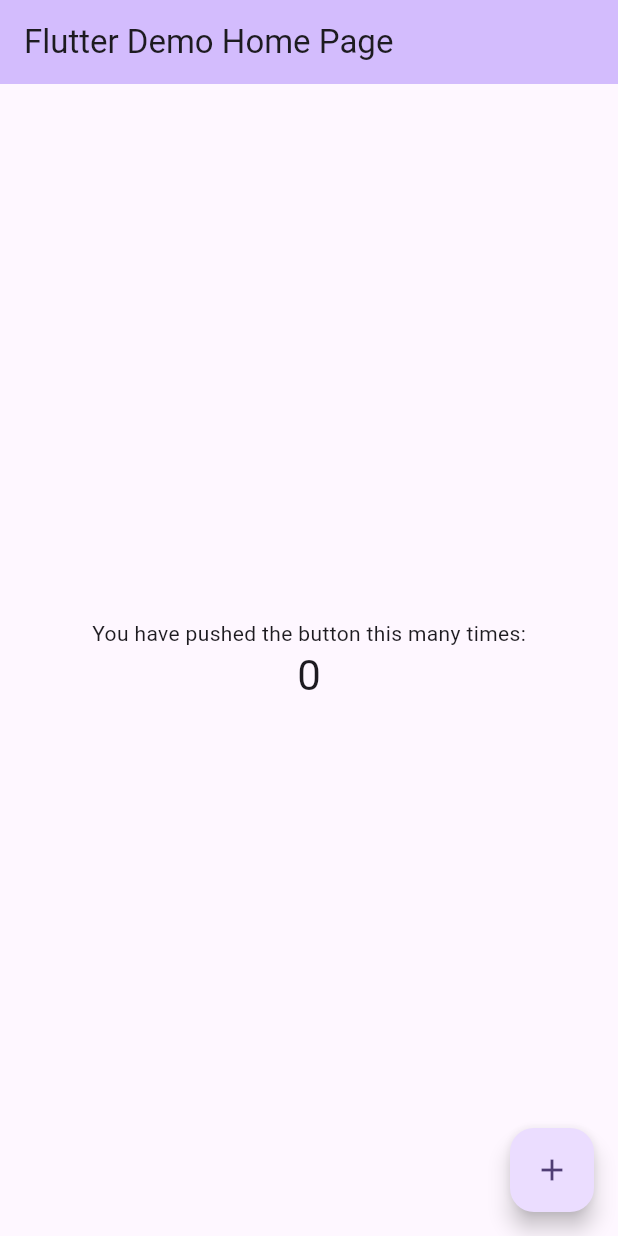
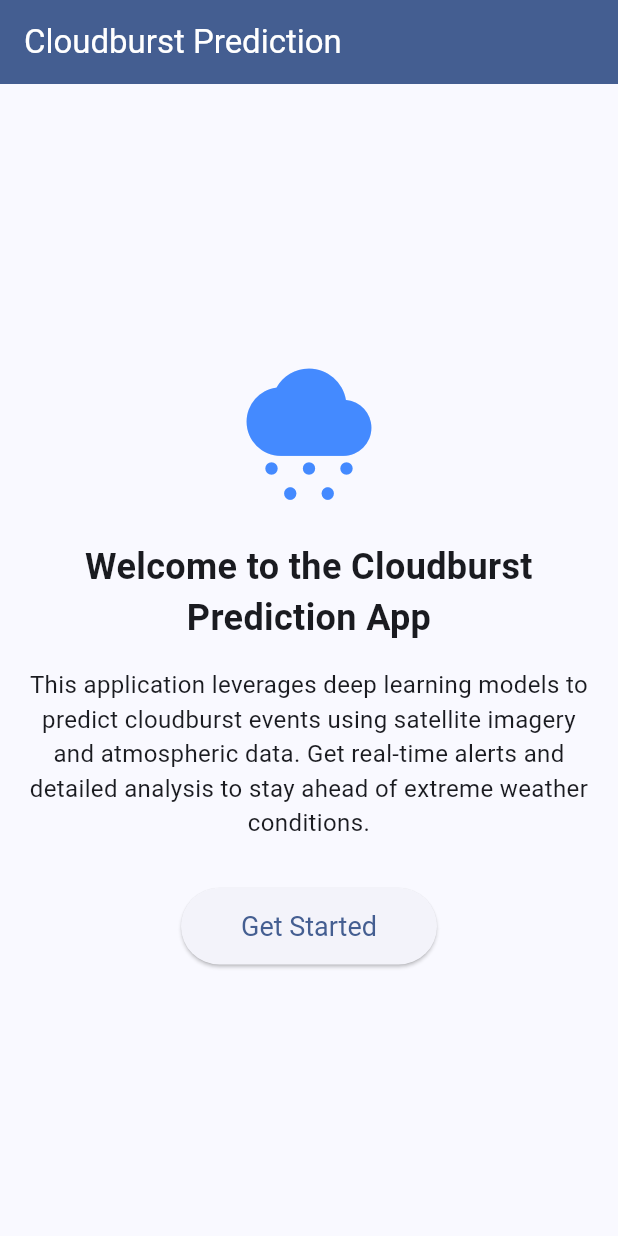
Before and after one commit to could-ai/019a9556-b2dd-7d8b-a24e-dc9f6fe04202, a Flutter app: the screen it shows after launch, on a phone screen of 412 x 824 dp. Run offline on Flutter 3.47's test engine with Material 3 defaults, Android fonts, the phone set to English and light mode, and no system bars.

Commit message:
I have updated the main application file to launch the new WelcomeScreen as the initial screen. The MaterialApp widget has been configured with a title "Cloudburst Prediction" and a blue color scheme to establish a consistent theme. I also removed the default counter application to make way for the new user interface.; I have created a new welcome screen for the Cloudburst Prediction application. This screen provides users with an introduction to the app's purpose, featuring an icon, a welcome message, and a brief description of its functionality. I also included a "Get Started" button that will be used for navigating to the main application area in a future update.

```diff
--- a/usr/lib/main.dart
+++ b/usr/lib/main.dart
@@ -1,4 +1,5 @@
 import 'package:flutter/material.dart';
+import 'package:couldai_user_app/screens/welcome_screen.dart';
 
 void main() {
   runApp(const MyApp());
@@ -7,114 +8,16 @@ void main() {
 class MyApp extends StatelessWidget {
   const MyApp({super.key});
 
-  // This widget is the root of your application.
   @override
   Widget build(BuildContext context) {
     return MaterialApp(
-      title: 'Flutter Demo',
+      title: 'Cloudburst Prediction',
       debugShowCheckedModeBanner: false,
       theme: ThemeData(
-        // This is the theme of your application.
-        //
-        // TRY THIS: Try running your application with "flutter run". You'll see
-        // the application has a purple toolbar. Then, without quitting the app,
-        // try changing the seedColor in the colorScheme below to Colors.green
-        // and then invoke "hot reload" (save your changes or press the "hot
-        // reload" button in a Flutter-supported IDE, or press "r" if you used
-        // the command line to start the app).
-        //
-        // Notice that the counter didn't reset back to zero; the application
-        // state is not lost during the reload. To reset the state, use hot
-        // restart instead.
-        //
-        // This works for code too, not just values: Most code changes can be
-        // tested with just a hot reload.
-        colorScheme: ColorScheme.fromSeed(seedColor: Colors.deepPurple),
+        colorScheme: ColorScheme.fromSeed(seedColor: Colors.blueAccent),
+        useMaterial3: true,
       ),
-      home: const MyHomePage(title: 'Flutter Demo Home Page'),
+      home: const WelcomeScreen(),
     );
   }
 }
-
-class MyHomePage extends StatefulWidget {
-  const MyHomePage({super.key, required this.title});
-
-  // This widget is the home page of your application. It is stateful, meaning
-  // that it has a State object (defined below) that contains fields that affect
-  // how it looks.
-
-  // This class is the configuration for the state. It holds the values (in this
-  // case the title) provided by the parent (in this case the App widget) and
-  // used by the build method of the State. Fields in a Widget subclass are
-  // always marked "final".
-
-  final String title;
-
-  @override
-  State<MyHomePage> createState() => _MyHomePageState();
-}
-
-class _MyHomePageState extends State<MyHomePage> {
-  int _counter = 0;
-
-  void _incrementCounter() {
-    setState(() {
-      // This call to setState tells the Flutter framework that something has
-      // changed in this State, which causes it to rerun the build method below
-      // so that the display can reflect the updated values. If we changed
-      // _counter without calling setState(), then the build method would not be
-      // called again, and so nothing would appear to happen.
-      _counter++;
-    });
-  }
-
-  @override
-  Widget build(BuildContext context) {
-    // This method is rerun every time setState is called, for instance as done
-    // by the _incrementCounter method above.
-    //
-    // The Flutter framework has been optimized to make rerunning build methods
-    // fast, so that you can just rebuild anything that needs updating rather
-    // than having to individually change instances of widgets.
-    return Scaffold(
-      appBar: AppBar(
-        // TRY THIS: Try changing the color here to a specific color (to
-        // Colors.amber, perhaps?) and trigger a hot reload to see the AppBar
-        // change color while the other colors stay the same.
-        backgroundColor: Theme.of(context).colorScheme.inversePrimary,
-        // Here we take the value from the MyHomePage object that was created by
-        // the App.build method, and use it to set our appbar title.
-        title: Text(widget.title),
-      ),
-      body: Center(
-        // Center is a layout widget. It takes a single child and positions it
-        // in the middle of the parent.
-        child: Column(
-          // Column is also a layout widget. It takes a list of children and
-          // arranges them vertically. By default, it sizes itself to fit its
-          // children horizontally, and tries to be as tall as its parent.
-          //
-          // Column has various properties to control how it sizes itself and
-          // how it positions its children. Here we use mainAxisAlignment to
-          // center the children vertically; the main axis here is the vertical
-          // axis because Columns are vertical (the cross axis would be
-          // horizontal).
-          //
-          // TRY THIS: Invoke "debug painting" (choose the "Toggle Debug Paint"
-          // action in the IDE, or press "p" in the console), to see the
-          // wireframe for each widget.
-          mainAxisAlignment: MainAxisAlignment.center,
-          children: <Widget>[
-            const Text('You have pushed the button this many times:'),
-            Text('$_counter', style: Theme.of(context).textTheme.headlineMedium),
-          ],
-        ),
-      ),
-      floatingActionButton: FloatingActionButton(
-        onPressed: _incrementCounter,
-        tooltip: 'Increment',
-        child: const Icon(Icons.add),
-      ), // This trailing comma makes auto-formatting nicer for build methods.
-    );
-  }
-}
--- /dev/null
+++ b/usr/lib/screens/welcome_screen.dart
@@ -0,0 +1,60 @@
+import 'package:flutter/material.dart';
+
+class WelcomeScreen extends StatelessWidget {
+  const WelcomeScreen({super.key});
+
+  @override
+  Widget build(BuildContext context) {
+    return Scaffold(
+      appBar: AppBar(
+        title: const Text('Cloudburst Prediction'),
+        backgroundColor: Theme.of(context).colorScheme.primary,
+        foregroundColor: Theme.of(context).colorScheme.onPrimary,
+      ),
+      body: Center(
+        child: Padding(
+          padding: const EdgeInsets.all(16.0),
+          child: Column(
+            mainAxisAlignment: MainAxisAlignment.center,
+            crossAxisAlignment: CrossAxisAlignment.center,
+            children: <Widget>[
+              const Icon(
+                Icons.cloudy_snowing,
+                size: 100,
+                color: Colors.blueAccent,
+              ),
+              const SizedBox(height: 24),
+              const Text(
+                'Welcome to the Cloudburst Prediction App',
+                style: TextStyle(
+                  fontSize: 24,
+                  fontWeight: FontWeight.bold,
+                ),
+                textAlign: TextAlign.center,
+              ),
+              const SizedBox(height: 16),
+              const Text(
+                'This application leverages deep learning models to predict cloudburst events using satellite imagery and atmospheric data. Get real-time alerts and detailed analysis to stay ahead of extreme weather conditions.',
+                style: TextStyle(
+                  fontSize: 16,
+                ),
+                textAlign: TextAlign.center,
+              ),
+              const SizedBox(height: 32),
+              ElevatedButton(
+                onPressed: () {
+                  // TODO: Navigate to the main dashboard or map screen
+                },
+                style: ElevatedButton.styleFrom(
+                  padding: const EdgeInsets.symmetric(horizontal: 40, vertical: 15),
+                  textStyle: const TextStyle(fontSize: 18),
+                ),
+                child: const Text('Get Started'),
+              ),
+            ],
+          ),
+        ),
+      ),
+    );
+  }
+}
```
